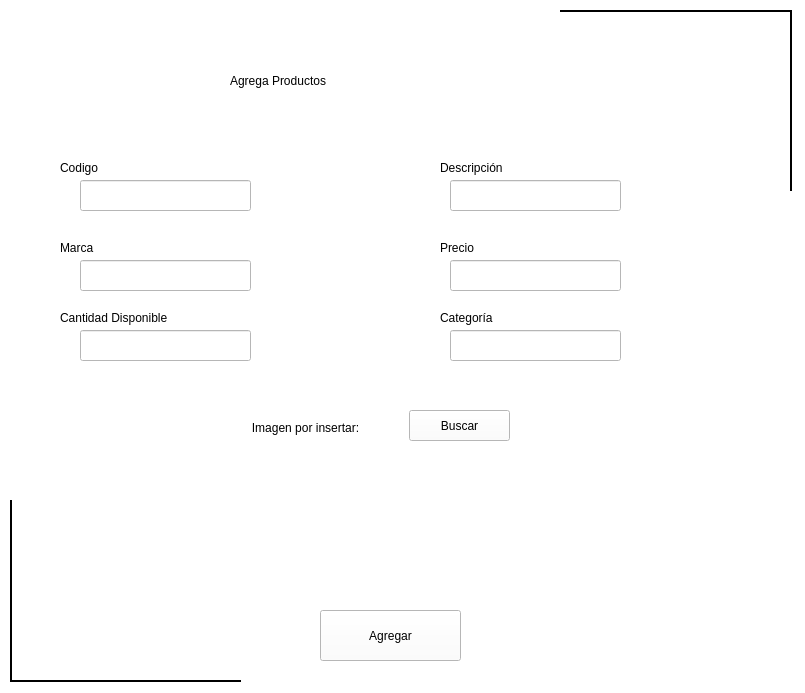
This is Interfaz/ProductosTienda.ui in elesteban-os/MyPetsCR as Qt 5 draws it before an edit. The edited form follows.
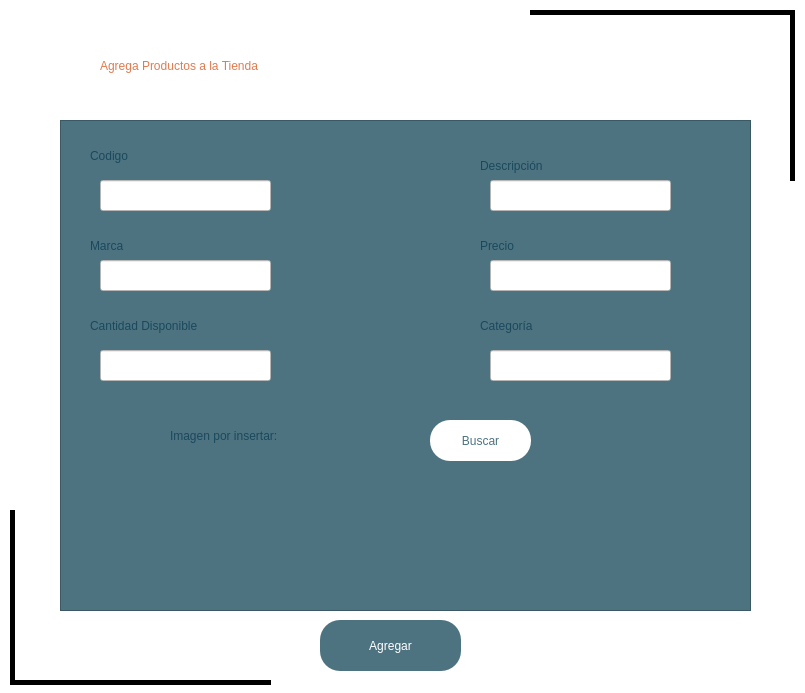
This is the edited form.

Diff of the .ui file:
```diff
--- a/Interfaz/ProductosTienda.ui
+++ b/Interfaz/ProductosTienda.ui
@@ -16,319 +16,85 @@
   <property name="styleSheet">
    <string notr="true">background-color: rgb(255, 255, 255);</string>
   </property>
-  <widget class="QLineEdit" name="lineEdit">
-   <property name="geometry">
-    <rect>
-     <x>80</x>
-     <y>180</y>
-     <width>171</width>
-     <height>31</height>
-    </rect>
-   </property>
-   <property name="styleSheet">
-    <string notr="true">color: rgb(0, 0, 0);</string>
-   </property>
-  </widget>
-  <widget class="QLineEdit" name="lineEdit_2">
-   <property name="geometry">
-    <rect>
-     <x>450</x>
-     <y>180</y>
-     <width>171</width>
-     <height>31</height>
-    </rect>
-   </property>
-   <property name="styleSheet">
-    <string notr="true">color: rgb(0, 0, 0);</string>
-   </property>
-  </widget>
   <widget class="QLineEdit" name="lineEdit_3">
    <property name="geometry">
     <rect>
-     <x>80</x>
+     <x>100</x>
      <y>260</y>
      <width>171</width>
      <height>31</height>
     </rect>
    </property>
    <property name="styleSheet">
-    <string notr="true">color: rgb(0, 0, 0);</string>
+    <string notr="true">color: rgb(0, 0, 0);
+background-color: rgb(255, 255, 255);
+font: 700 11pt &quot;Segoe UI&quot;;</string>
    </property>
   </widget>
   <widget class="QLineEdit" name="lineEdit_4">
    <property name="geometry">
     <rect>
-     <x>450</x>
+     <x>490</x>
      <y>260</y>
-     <width>171</width>
+     <width>181</width>
      <height>31</height>
     </rect>
    </property>
    <property name="styleSheet">
-    <string notr="true">color: rgb(0, 0, 0);</string>
-   </property>
-  </widget>
-  <widget class="QLabel" name="label">
-   <property name="geometry">
-    <rect>
-     <x>60</x>
-     <y>160</y>
-     <width>49</width>
-     <height>16</height>
-    </rect>
-   </property>
-   <property name="styleSheet">
-    <string notr="true">color: rgb(0, 0, 0);</string>
-   </property>
-   <property name="text">
-    <string>Codigo</string>
-   </property>
-  </widget>
-  <widget class="QLabel" name="label_2">
-   <property name="geometry">
-    <rect>
-     <x>440</x>
-     <y>160</y>
-     <width>71</width>
-     <height>16</height>
-    </rect>
-   </property>
-   <property name="styleSheet">
-    <string notr="true">
-color: rgb(0, 0, 0);</string>
-   </property>
-   <property name="text">
-    <string>Descripción</string>
-   </property>
-  </widget>
-  <widget class="QLabel" name="label_3">
-   <property name="geometry">
-    <rect>
-     <x>60</x>
-     <y>240</y>
-     <width>49</width>
-     <height>16</height>
-    </rect>
-   </property>
-   <property name="styleSheet">
-    <string notr="true">color: rgb(0, 0, 0);</string>
-   </property>
-   <property name="text">
-    <string>Marca</string>
-   </property>
-  </widget>
-  <widget class="QLabel" name="label_4">
-   <property name="geometry">
-    <rect>
-     <x>440</x>
-     <y>240</y>
-     <width>49</width>
-     <height>16</height>
-    </rect>
-   </property>
-   <property name="styleSheet">
-    <string notr="true">color: rgb(0, 0, 0);</string>
-   </property>
-   <property name="text">
-    <string>Precio</string>
-   </property>
-  </widget>
-  <widget class="QLineEdit" name="lineEdit_5">
-   <property name="geometry">
-    <rect>
-     <x>80</x>
-     <y>330</y>
-     <width>171</width>
-     <height>31</height>
-    </rect>
-   </property>
-   <property name="styleSheet">
-    <string notr="true">color: rgb(0, 0, 0);</string>
-   </property>
-  </widget>
-  <widget class="QLabel" name="label_5">
-   <property name="geometry">
-    <rect>
-     <x>60</x>
-     <y>310</y>
-     <width>111</width>
-     <height>16</height>
-    </rect>
-   </property>
-   <property name="styleSheet">
-    <string notr="true">color: rgb(0, 0, 0);</string>
-   </property>
-   <property name="text">
-    <string>Cantidad Disponible</string>
-   </property>
-  </widget>
-  <widget class="QLabel" name="label_6">
-   <property name="geometry">
-    <rect>
-     <x>440</x>
-     <y>310</y>
-     <width>61</width>
-     <height>16</height>
-    </rect>
-   </property>
-   <property name="styleSheet">
-    <string notr="true">color: rgb(0, 0, 0);</string>
-   </property>
-   <property name="text">
-    <string>Categoría</string>
-   </property>
-  </widget>
-  <widget class="QLineEdit" name="lineEdit_6">
-   <property name="geometry">
-    <rect>
-     <x>450</x>
-     <y>330</y>
-     <width>171</width>
-     <height>31</height>
-    </rect>
-   </property>
-   <property name="styleSheet">
-    <string notr="true">color: rgb(0, 0, 0);</string>
-   </property>
-  </widget>
-  <widget class="QLabel" name="label_7">
-   <property name="geometry">
-    <rect>
-     <x>250</x>
-     <y>420</y>
-     <width>111</width>
-     <height>16</height>
-    </rect>
-   </property>
-   <property name="styleSheet">
-    <string notr="true">color: rgb(0, 0, 0);</string>
-   </property>
-   <property name="text">
-    <string>&lt;html&gt;&lt;head/&gt;&lt;body&gt;&lt;p align=&quot;center&quot;&gt;Imagen por insertar:&lt;/p&gt;&lt;/body&gt;&lt;/html&gt;</string>
-   </property>
-  </widget>
-  <widget class="QPushButton" name="pushButton">
-   <property name="geometry">
-    <rect>
-     <x>409</x>
-     <y>410</y>
-     <width>101</width>
-     <height>31</height>
-    </rect>
-   </property>
-   <property name="styleSheet">
-    <string notr="true">color: rgb(0, 0, 0);</string>
-   </property>
-   <property name="text">
-    <string>Buscar</string>
-   </property>
-  </widget>
-  <widget class="QLabel" name="label_8">
-   <property name="geometry">
-    <rect>
-     <x>320</x>
-     <y>460</y>
-     <width>151</width>
-     <height>121</height>
-    </rect>
-   </property>
-   <property name="text">
-    <string/>
-   </property>
-   <property name="scaledContents">
-    <bool>true</bool>
+    <string notr="true">color: rgb(0, 0, 0);
+background-color: rgb(255, 255, 255);
+font: 700 11pt &quot;Segoe UI&quot;;</string>
    </property>
   </widget>
   <widget class="QPushButton" name="pushButton_2">
    <property name="geometry">
     <rect>
      <x>320</x>
-     <y>610</y>
+     <y>620</y>
      <width>141</width>
      <height>51</height>
     </rect>
    </property>
    <property name="styleSheet">
-    <string notr="true">color: rgb(0, 0, 0);</string>
+    <string notr="true">font: 16pt &quot;MS Shell Dlg 2&quot;;
+background-color: rgb(77, 115, 129);
+border-radius:20px;
+color: white ;</string>
    </property>
    <property name="text">
     <string>Agregar</string>
    </property>
   </widget>
-  <widget class="QLabel" name="label_9">
+  <widget class="QLabel" name="label_10">
    <property name="geometry">
     <rect>
-     <x>230</x>
+     <x>100</x>
      <y>40</y>
-     <width>271</width>
-     <height>81</height>
+     <width>671</width>
+     <height>51</height>
     </rect>
    </property>
    <property name="styleSheet">
-    <string notr="true">color: rgb(0, 0, 0);
-font: 20pt &quot;Showcard Gothic&quot;;</string>
+    <string notr="true">color: rgb(224, 123, 79);
+font: 30pt &quot;Showcard Gothic&quot;;</string>
    </property>
    <property name="text">
-    <string>Agrega Productos</string>
+    <string>Agrega Productos a la Tienda</string>
    </property>
   </widget>
   <widget class="Line" name="line">
    <property name="geometry">
     <rect>
-     <x>10</x>
-     <y>680</y>
-     <width>231</width>
-     <height>2</height>
-    </rect>
-   </property>
-   <property name="maximumSize">
-    <size>
-     <width>900</width>
-     <height>2</height>
-    </size>
-   </property>
-   <property name="styleSheet">
-    <string notr="true">background-color: rgb(0, 0, 0);</string>
-   </property>
-   <property name="orientation">
-    <enum>Qt::Horizontal</enum>
-   </property>
-  </widget>
-  <widget class="Line" name="line_2">
-   <property name="geometry">
-    <rect>
-     <x>10</x>
-     <y>500</y>
-     <width>2</width>
-     <height>181</height>
-    </rect>
-   </property>
-   <property name="maximumSize">
-    <size>
-     <width>2</width>
-     <height>16777215</height>
-    </size>
-   </property>
-   <property name="styleSheet">
-    <string notr="true">background-color: rgb(0, 0, 0);</string>
-   </property>
-   <property name="orientation">
-    <enum>Qt::Vertical</enum>
-   </property>
-  </widget>
-  <widget class="Line" name="line_3">
-   <property name="geometry">
-    <rect>
-     <x>560</x>
+     <x>530</x>
      <y>10</y>
-     <width>231</width>
-     <height>2</height>
+     <width>261</width>
+     <height>5</height>
     </rect>
    </property>
    <property name="maximumSize">
     <size>
-     <width>900</width>
-     <height>2</height>
+     <width>16777215</width>
+     <height>5</height>
     </size>
    </property>
    <property name="styleSheet">
@@ -343,13 +109,13 @@
     <rect>
      <x>790</x>
      <y>10</y>
-     <width>2</width>
-     <height>181</height>
+     <width>5</width>
+     <height>171</height>
     </rect>
    </property>
    <property name="maximumSize">
     <size>
-     <width>2</width>
+     <width>5</width>
      <height>16777215</height>
     </size>
    </property>
@@ -360,6 +126,300 @@
     <enum>Qt::Vertical</enum>
    </property>
   </widget>
+  <widget class="Line" name="line_6">
+   <property name="geometry">
+    <rect>
+     <x>10</x>
+     <y>680</y>
+     <width>261</width>
+     <height>5</height>
+    </rect>
+   </property>
+   <property name="maximumSize">
+    <size>
+     <width>16777215</width>
+     <height>5</height>
+    </size>
+   </property>
+   <property name="styleSheet">
+    <string notr="true">background-color: rgb(0, 0, 0);</string>
+   </property>
+   <property name="orientation">
+    <enum>Qt::Horizontal</enum>
+   </property>
+  </widget>
+  <widget class="Line" name="line_9">
+   <property name="geometry">
+    <rect>
+     <x>10</x>
+     <y>510</y>
+     <width>5</width>
+     <height>171</height>
+    </rect>
+   </property>
+   <property name="maximumSize">
+    <size>
+     <width>5</width>
+     <height>16777215</height>
+    </size>
+   </property>
+   <property name="styleSheet">
+    <string notr="true">background-color: rgb(0, 0, 0);</string>
+   </property>
+   <property name="orientation">
+    <enum>Qt::Vertical</enum>
+   </property>
+  </widget>
+  <widget class="QFrame" name="frame">
+   <property name="geometry">
+    <rect>
+     <x>60</x>
+     <y>120</y>
+     <width>691</width>
+     <height>491</height>
+    </rect>
+   </property>
+   <property name="styleSheet">
+    <string notr="true">background-color: rgb(77, 115, 129);</string>
+   </property>
+   <property name="frameShape">
+    <enum>QFrame::StyledPanel</enum>
+   </property>
+   <property name="frameShadow">
+    <enum>QFrame::Raised</enum>
+   </property>
+   <widget class="QLabel" name="label_12">
+    <property name="geometry">
+     <rect>
+      <x>30</x>
+      <y>190</y>
+      <width>231</width>
+      <height>31</height>
+     </rect>
+    </property>
+    <property name="styleSheet">
+     <string notr="true">font: 22pt &quot;Tw Cen MT Condensed Extra Bold&quot;;
+color: rgb(26, 72, 91);
+</string>
+    </property>
+    <property name="text">
+     <string>Cantidad Disponible</string>
+    </property>
+   </widget>
+   <widget class="QLabel" name="label_11">
+    <property name="geometry">
+     <rect>
+      <x>30</x>
+      <y>110</y>
+      <width>131</width>
+      <height>31</height>
+     </rect>
+    </property>
+    <property name="styleSheet">
+     <string notr="true">font: 22pt &quot;Tw Cen MT Condensed Extra Bold&quot;;
+color: rgb(26, 72, 91);
+</string>
+    </property>
+    <property name="text">
+     <string>Marca</string>
+    </property>
+   </widget>
+   <widget class="QLabel" name="label_9">
+    <property name="geometry">
+     <rect>
+      <x>30</x>
+      <y>20</y>
+      <width>131</width>
+      <height>31</height>
+     </rect>
+    </property>
+    <property name="styleSheet">
+     <string notr="true">font: 22pt &quot;Tw Cen MT Condensed Extra Bold&quot;;
+color: rgb(26, 72, 91);
+</string>
+    </property>
+    <property name="text">
+     <string>Codigo</string>
+    </property>
+   </widget>
+   <widget class="QLabel" name="label_13">
+    <property name="geometry">
+     <rect>
+      <x>420</x>
+      <y>30</y>
+      <width>161</width>
+      <height>31</height>
+     </rect>
+    </property>
+    <property name="styleSheet">
+     <string notr="true">font: 22pt &quot;Tw Cen MT Condensed Extra Bold&quot;;
+color: rgb(26, 72, 91);
+</string>
+    </property>
+    <property name="text">
+     <string>Descripción</string>
+    </property>
+   </widget>
+   <widget class="QLabel" name="label_14">
+    <property name="geometry">
+     <rect>
+      <x>420</x>
+      <y>110</y>
+      <width>141</width>
+      <height>31</height>
+     </rect>
+    </property>
+    <property name="styleSheet">
+     <string notr="true">font: 22pt &quot;Tw Cen MT Condensed Extra Bold&quot;;
+color: rgb(26, 72, 91);
+</string>
+    </property>
+    <property name="text">
+     <string>Precio</string>
+    </property>
+   </widget>
+   <widget class="QLabel" name="label_15">
+    <property name="geometry">
+     <rect>
+      <x>420</x>
+      <y>190</y>
+      <width>151</width>
+      <height>31</height>
+     </rect>
+    </property>
+    <property name="styleSheet">
+     <string notr="true">font: 22pt &quot;Tw Cen MT Condensed Extra Bold&quot;;
+color: rgb(26, 72, 91);
+</string>
+    </property>
+    <property name="text">
+     <string>Categoría</string>
+    </property>
+   </widget>
+   <widget class="QLabel" name="label_16">
+    <property name="geometry">
+     <rect>
+      <x>110</x>
+      <y>300</y>
+      <width>231</width>
+      <height>31</height>
+     </rect>
+    </property>
+    <property name="styleSheet">
+     <string notr="true">font: 22pt &quot;Tw Cen MT Condensed Extra Bold&quot;;
+color: rgb(26, 72, 91);
+</string>
+    </property>
+    <property name="text">
+     <string>Imagen por insertar:</string>
+    </property>
+   </widget>
+   <widget class="QPushButton" name="pushButton">
+    <property name="geometry">
+     <rect>
+      <x>370</x>
+      <y>300</y>
+      <width>101</width>
+      <height>41</height>
+     </rect>
+    </property>
+    <property name="styleSheet">
+     <string notr="true">font: 16pt &quot;MS Shell Dlg 2&quot;;
+background-color: rgb(255, 255, 255);
+border-radius:20px;
+color: rgb(77, 115, 129);
+border-color: rgb(77, 115, 129);</string>
+    </property>
+    <property name="text">
+     <string>Buscar</string>
+    </property>
+   </widget>
+   <widget class="QLabel" name="label_8">
+    <property name="geometry">
+     <rect>
+      <x>260</x>
+      <y>350</y>
+      <width>151</width>
+      <height>121</height>
+     </rect>
+    </property>
+    <property name="text">
+     <string/>
+    </property>
+    <property name="scaledContents">
+     <bool>true</bool>
+    </property>
+   </widget>
+   <widget class="QLineEdit" name="lineEdit_6">
+    <property name="geometry">
+     <rect>
+      <x>430</x>
+      <y>230</y>
+      <width>181</width>
+      <height>31</height>
+     </rect>
+    </property>
+    <property name="styleSheet">
+     <string notr="true">color: rgb(0, 0, 0);
+background-color: rgb(255, 255, 255);
+font: 700 11pt &quot;Segoe UI&quot;;</string>
+    </property>
+   </widget>
+   <widget class="QLineEdit" name="lineEdit_5">
+    <property name="geometry">
+     <rect>
+      <x>40</x>
+      <y>230</y>
+      <width>171</width>
+      <height>31</height>
+     </rect>
+    </property>
+    <property name="styleSheet">
+     <string notr="true">color: rgb(0, 0, 0);
+background-color: rgb(255, 255, 255);
+font: 700 11pt &quot;Segoe UI&quot;;</string>
+    </property>
+   </widget>
+   <widget class="QLineEdit" name="lineEdit">
+    <property name="geometry">
+     <rect>
+      <x>40</x>
+      <y>60</y>
+      <width>171</width>
+      <height>31</height>
+     </rect>
+    </property>
+    <property name="styleSheet">
+     <string notr="true">color: rgb(0, 0, 0);
+background-color: rgb(255, 255, 255);
+font: 700 11pt &quot;Segoe UI&quot;;</string>
+    </property>
+   </widget>
+   <widget class="QLineEdit" name="lineEdit_2">
+    <property name="geometry">
+     <rect>
+      <x>430</x>
+      <y>60</y>
+      <width>181</width>
+      <height>31</height>
+     </rect>
+    </property>
+    <property name="styleSheet">
+     <string notr="true">color: rgb(0, 0, 0);
+background-color: rgb(255, 255, 255);
+font: 700 11pt &quot;Segoe UI&quot;;</string>
+    </property>
+   </widget>
+  </widget>
+  <zorder>frame</zorder>
+  <zorder>lineEdit_3</zorder>
+  <zorder>lineEdit_4</zorder>
+  <zorder>pushButton_2</zorder>
+  <zorder>label_10</zorder>
+  <zorder>line_5</zorder>
+  <zorder>line_8</zorder>
+  <zorder>line_6</zorder>
+  <zorder>line_9</zorder>
  </widget>
  <resources/>
  <connections/>
```
Left out of the diff: 4 changed lines with no effect on the pictures.
